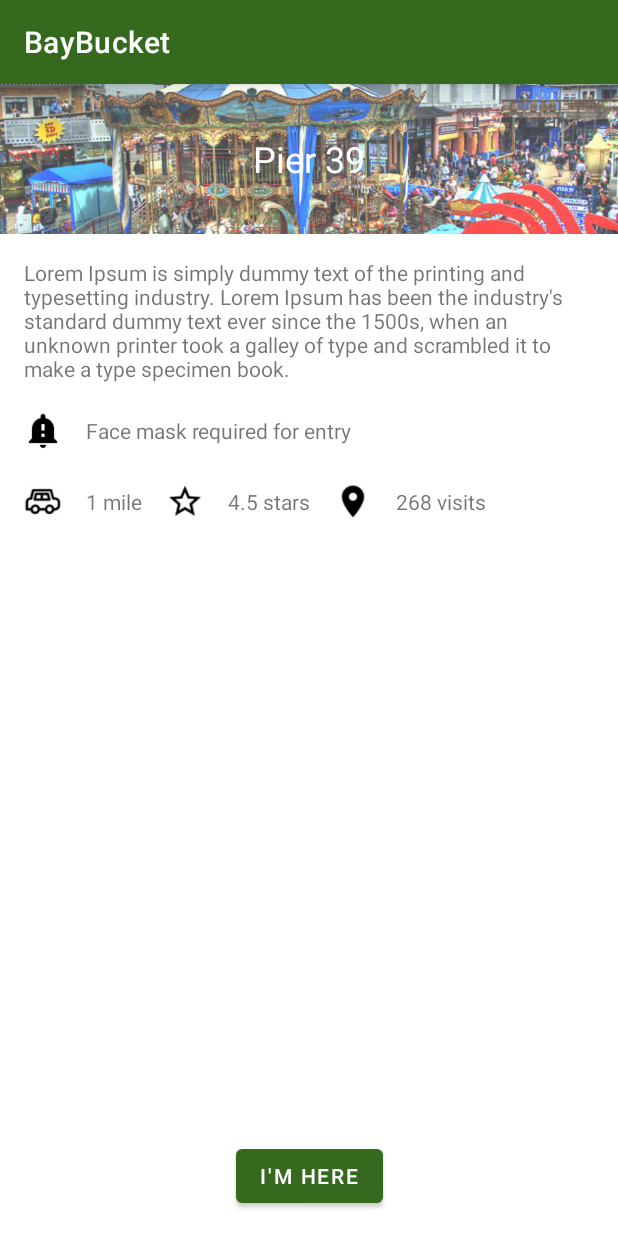
After one commit to lin-jeffrey/bay-bucket, an Android app: the DestinationActivity screen opened directly, with no data from a screen before it, on a phone screen of 412 x 824 dp. The commit adds this screen. Run offline under Robolectric (Android 15) with nearby library versions, the phone set to English and light mode, and no system bars.

Commit message:
add Destination UI

```diff
--- a/app/src/main/AndroidManifest.xml
+++ b/app/src/main/AndroidManifest.xml
@@ -10,6 +10,9 @@
         android:supportsRtl="true"
         android:theme="@style/Theme.BayBucket">
         <activity
+            android:name=".DestinationActivity"
+            android:exported="true" />
+        <activity
             android:name=".MainActivity"
             android:exported="true">
             <intent-filter>
--- /dev/null
+++ b/app/src/main/java/com/example/baybucket/DestinationActivity.java
@@ -0,0 +1,14 @@
+package com.example.baybucket;
+
+import androidx.appcompat.app.AppCompatActivity;
+
+import android.os.Bundle;
+
+public class DestinationActivity extends AppCompatActivity {
+
+    @Override
+    protected void onCreate(Bundle savedInstanceState) {
+        super.onCreate(savedInstanceState);
+        setContentView(R.layout.activity_destination);
+    }
+}
--- /dev/null
+++ b/app/src/main/res/layout/activity_destination.xml
@@ -0,0 +1,157 @@
+<?xml version="1.0" encoding="utf-8"?>
+<androidx.constraintlayout.widget.ConstraintLayout xmlns:android="http://schemas.android.com/apk/res/android"
+    xmlns:app="http://schemas.android.com/apk/res-auto"
+    xmlns:tools="http://schemas.android.com/tools"
+    android:layout_width="match_parent"
+    android:layout_height="match_parent"
+    tools:context=".DestinationActivity">
+
+    <ImageView
+        android:id="@+id/imageView"
+        android:layout_width="fill_parent"
+        android:layout_height="100dp"
+        android:adjustViewBounds="true"
+        android:alpha=".75"
+        android:scaleType="centerCrop"
+        app:layout_constraintStart_toStartOf="parent"
+        app:layout_constraintTop_toTopOf="parent"
+        app:srcCompat="@drawable/pier39" />
+
+    <TextView
+        android:id="@+id/textView1"
+        android:layout_width="fill_parent"
+        android:layout_height="100dp"
+        android:layout_centerHorizontal="true"
+        android:layout_centerVertical="true"
+        android:gravity="center_vertical|center_horizontal"
+        android:text="Pier 39"
+        android:textColor="@color/white"
+        android:textSize="24dp"
+        app:layout_constraintStart_toStartOf="parent"
+        app:layout_constraintTop_toTopOf="parent" />
+
+    <TextView
+        android:id="@+id/textView"
+        android:layout_width="match_parent"
+        android:layout_height="wrap_content"
+        android:layout_marginStart="16dp"
+        android:layout_marginTop="16dp"
+        android:layout_marginEnd="16dp"
+        android:text="@string/loremIpsum"
+        app:layout_constraintStart_toStartOf="parent"
+        app:layout_constraintTop_toBottomOf="@id/textView1" />
+
+<!--    <RelativeLayout-->
+<!--        android:id="@+id/icon_alert"-->
+<!--        android:layout_width="0dp"-->
+<!--        android:layout_height="0dp"-->
+<!--        app:layout_constraintTop_toBottomOf="@id/textView"-->
+<!--        app:layout_constraintStart_toStartOf="parent"-->
+<!--        android:layout_marginStart="16dp"-->
+<!--        android:layout_marginTop="16dp"-->
+<!--        android:background="@drawable/icon_alert" />-->
+
+    <ImageView
+        android:id="@+id/icon_alert"
+        android:layout_width="25dp"
+        android:layout_height="31dp"
+        app:srcCompat="@drawable/icon_alert"
+        app:layout_constraintStart_toStartOf="parent"
+        app:layout_constraintTop_toBottomOf="@id/textView"
+        android:layout_marginStart="16dp"
+        android:layout_marginTop="16dp" />
+
+    <TextView
+        android:id="@+id/textView2"
+        android:layout_width="wrap_content"
+        android:layout_height="31dp"
+        android:gravity="center_vertical"
+        android:text="Face mask required for entry"
+        app:layout_constraintStart_toEndOf="@id/icon_alert"
+        app:layout_constraintTop_toTopOf="@id/icon_alert"
+        android:layout_marginStart="16dp"/>
+
+    <ImageView
+        android:id="@+id/icon_car"
+        android:layout_width="25dp"
+        android:layout_height="31dp"
+        app:srcCompat="@drawable/icon_car"
+        app:layout_constraintStart_toStartOf="parent"
+        app:layout_constraintTop_toBottomOf="@id/icon_alert"
+        android:layout_marginStart="16dp"
+        android:layout_marginTop="16dp" />
+
+    <TextView
+        android:id="@+id/textView3"
+        android:layout_width="wrap_content"
+        android:layout_height="31dp"
+        android:gravity="center_vertical"
+        android:text="1 mile"
+        app:layout_constraintStart_toEndOf="@id/icon_car"
+        app:layout_constraintTop_toTopOf="@id/icon_car"
+        android:layout_marginStart="16dp"/>
+
+    <ImageView
+        android:id="@+id/icon_star"
+        android:layout_width="25dp"
+        android:layout_height="31dp"
+        app:srcCompat="@drawable/icon_star"
+        app:layout_constraintStart_toEndOf="@id/textView3"
+        app:layout_constraintBottom_toBottomOf="@id/icon_car"
+        android:layout_marginStart="16dp"
+        android:layout_marginTop="16dp" />
+
+    <TextView
+        android:id="@+id/textView4"
+        android:layout_width="wrap_content"
+        android:layout_height="31dp"
+        android:gravity="center_vertical"
+        android:text="4.5 stars"
+        app:layout_constraintStart_toEndOf="@id/icon_star"
+        app:layout_constraintTop_toTopOf="@id/icon_star"
+        android:layout_marginStart="16dp"/>
+
+    <ImageView
+        android:id="@+id/icon_pin"
+        android:layout_width="25dp"
+        android:layout_height="31dp"
+        app:srcCompat="@drawable/icon_pin"
+        app:layout_constraintStart_toEndOf="@id/textView4"
+        app:layout_constraintBottom_toBottomOf="@id/icon_star"
+        android:layout_marginStart="16dp"
+        android:layout_marginTop="16dp" />
+
+    <TextView
+        android:id="@+id/textView5"
+        android:layout_width="wrap_content"
+        android:layout_height="31dp"
+        android:gravity="center_vertical"
+        android:text="268 visits"
+        app:layout_constraintStart_toEndOf="@id/icon_pin"
+        app:layout_constraintTop_toTopOf="@id/icon_pin"
+        android:layout_marginStart="16dp"/>
+
+    <Button
+        android:id="@+id/button"
+        android:layout_width="wrap_content"
+        android:layout_height="wrap_content"
+        android:layout_marginBottom="16dp"
+        android:text="I'M HERE"
+        app:layout_constraintBottom_toBottomOf="parent"
+        app:layout_constraintEnd_toEndOf="parent"
+        app:layout_constraintHorizontal_bias="0.5"
+        app:layout_constraintStart_toStartOf="parent" />
+
+    <com.google.android.gms.maps.MapView
+        android:id="@+id/mapView"
+        android:layout_width="match_parent"
+        android:layout_height="wrap_content"
+        android:layout_marginStart="16dp"
+        android:layout_marginEnd="16dp"
+        app:layout_constraintStart_toStartOf="parent"
+        app:layout_constraintBottom_toTopOf="@id/button"
+        tools:layout_editor_absoluteY="580dp" />
+
+
+
+</androidx.constraintlayout.widget.ConstraintLayout>
--- a/app/src/main/res/values/strings.xml
+++ b/app/src/main/res/values/strings.xml
@@ -1,3 +1,4 @@
 <resources>
     <string name="app_name">BayBucket</string>
+    <string name="loremIpsum">Lorem Ipsum is simply dummy text of the printing and typesetting industry. Lorem Ipsum has been the industry\'s standard dummy text ever since the 1500s, when an unknown printer took a galley of type and scrambled it to make a type specimen book.</string>
 </resources>
--- a/app/src/main/res/values/themes.xml
+++ b/app/src/main/res/values/themes.xml
@@ -2,13 +2,13 @@
     <!-- Base application theme. -->
     <style name="Theme.BayBucket" parent="Theme.MaterialComponents.DayNight.DarkActionBar">
         <!-- Primary brand color. -->
-        <item name="colorPrimary">@color/purple_500</item>
-        <item name="colorPrimaryVariant">@color/purple_700</item>
+        <item name="colorPrimary">#356A1E</item>
+        <item name="colorPrimaryVariant">#B5F395</item>
         <item name="colorOnPrimary">@color/white</item>
         <!-- Secondary brand color. -->
-        <item name="colorSecondary">@color/teal_200</item>
-        <item name="colorSecondaryVariant">@color/teal_700</item>
-        <item name="colorOnSecondary">@color/black</item>
+        <item name="colorSecondary">#55624C</item>
+        <item name="colorSecondaryVariant">#D8E7CB</item>
+        <item name="colorOnSecondary">@color/white</item>
         <!-- Status bar color. -->
         <item name="android:statusBarColor" tools:targetApi="l">?attr/colorPrimaryVariant</item>
         <!-- Customize your theme here. -->
```
Also changed, not shown: app/src/main/res/drawable-v24/pier39.jpg (added), app/src/main/res/drawable/icon_alert.png (added), app/src/main/res/drawable/icon_car.png (added), app/src/main/res/drawable/icon_pin.png (added), app/src/main/res/drawable/icon_star.png (added).
